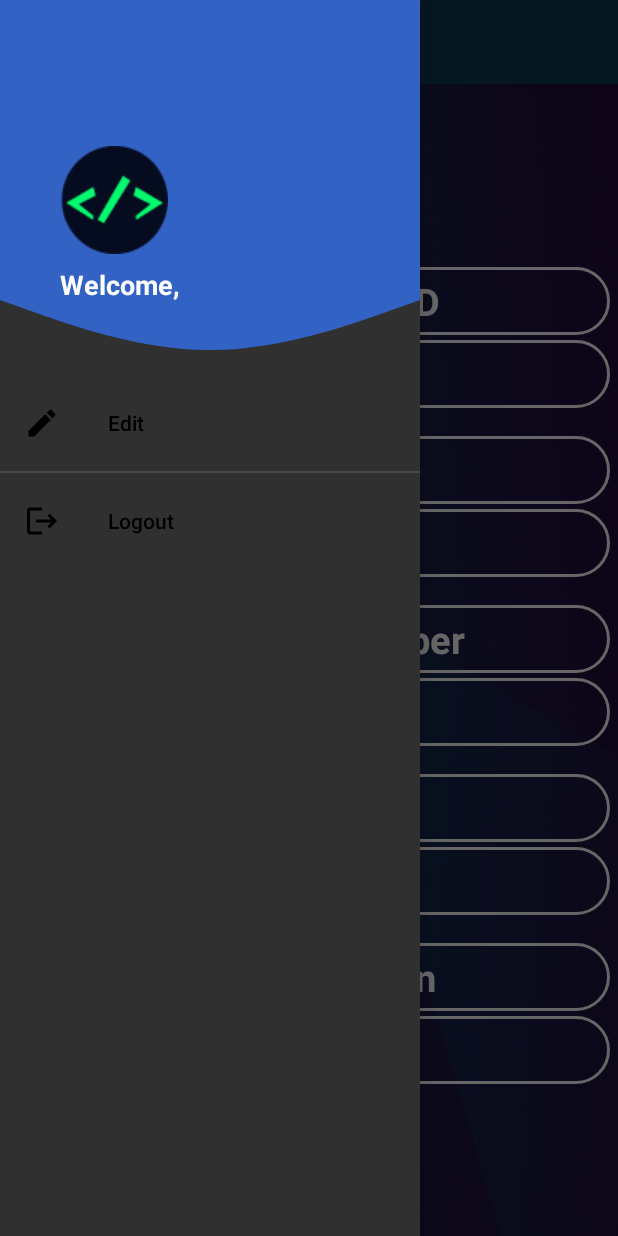
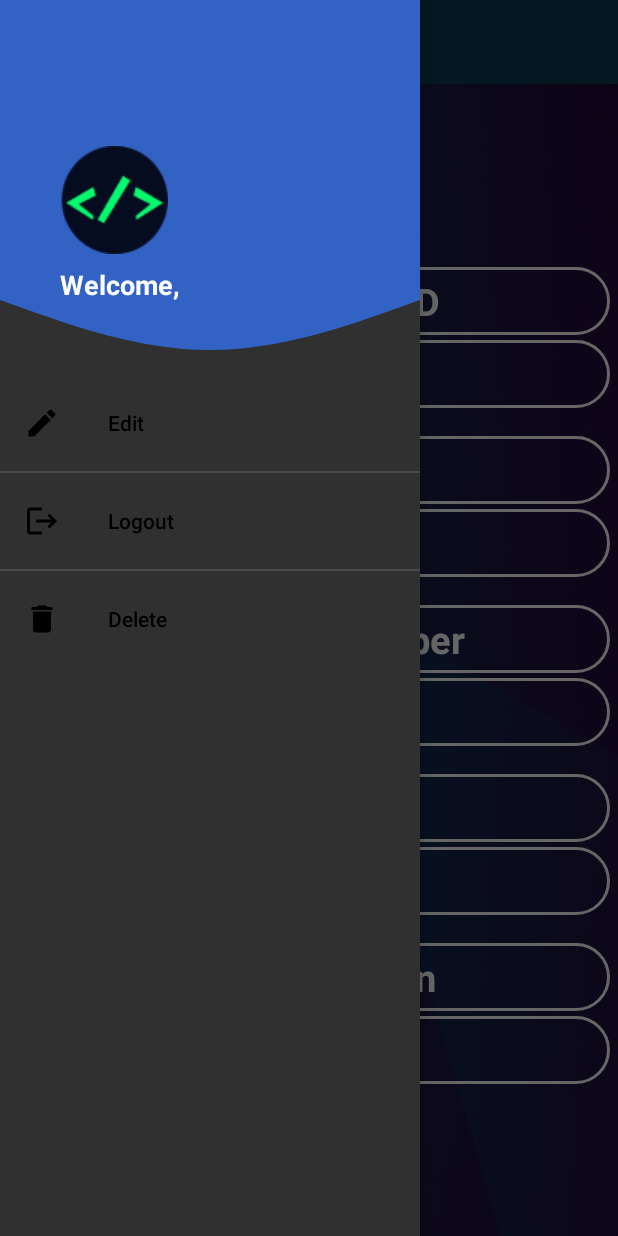
Before and after one commit to SouravKumar22/MyAT, an Android app: the MainActivity screen opened directly, with no data from a screen before it, with the side drawer open, on a phone screen of 412 x 824 dp. Run offline under Robolectric (Android 15) with nearby library versions, the light colour scheme and no system bars; our stand-ins replace Firebase (no records; nobody signed in at launch, a user with empty details on screens opened directly).

Commit message:
Commit Message

```diff
--- /dev/null
+++ b/app/src/main/res/drawable/ic_delete.xml
@@ -0,0 +1,5 @@
+<vector android:height="24dp" android:tint="#000000"
+    android:viewportHeight="24" android:viewportWidth="24"
+    android:width="24dp" xmlns:android="http://schemas.android.com/apk/res/android">
+    <path android:fillColor="@android:color/white" android:pathData="M6,19c0,1.1 0.9,2 2,2h8c1.1,0 2,-0.9 2,-2V7H6v12zM19,4h-3.5l-1,-1h-5l-1,1H5v2h14V4z"/>
+</vector>
--- a/app/src/main/res/menu/nav_menu.xml
+++ b/app/src/main/res/menu/nav_menu.xml
@@ -28,4 +28,15 @@
             android:visible="true"/>
     </group>
 
+    <group
+        android:id="@+id/group3"
+        android:checkableBehavior="single"
+        android:background="@color/white">
+        <item
+            android:id="@+id/nav_delete"
+            android:icon="@drawable/ic_delete"
+            android:title="Delete"
+            android:visible="true"/>
+    </group>
+
 </menu>
```
Also changed, not shown: app/src/main/java/com/example/myat/MainActivity.kt (+6 -1 lines), app/src/main/java/com/example/myat/delete_profile.kt (added, +22 -0 lines), app/src/main/res/layout/delete_account.xml (added, +23 -0 lines).
